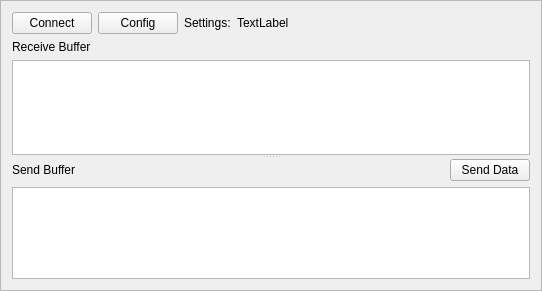
Before: the Qt Designer form app/SerialViewer/BasicView.ui in lxyppc/lxyppc-serial, drawn with Qt 5.
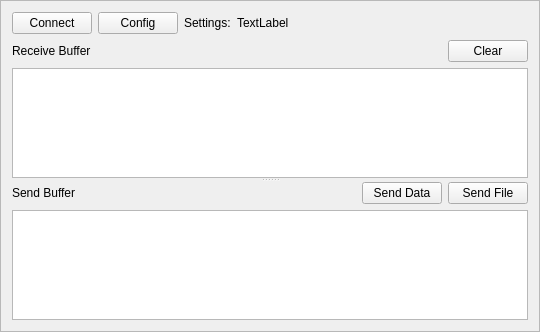
After: the same form once the commit is applied.

Commit message: 1. Add button clear receive buffer 2. Add button to send file

What changed in the file:
```diff
--- a/app/SerialViewer/BasicView.ui
+++ b/app/SerialViewer/BasicView.ui
@@ -6,8 +6,8 @@
    <rect>
     <x>0</x>
     <y>0</y>
-    <width>542</width>
-    <height>291</height>
+    <width>540</width>
+    <height>332</height>
    </rect>
   </property>
   <property name="windowTitle">
@@ -63,6 +63,8 @@
      <widget class="QWidget" name="verticalLayoutWidget">
       <layout class="QVBoxLayout" name="verticalLayout">
        <item>
+        <layout class="QHBoxLayout" name="horizontalLayout_3" stretch="1,0">
+         <item>
         <widget class="QLabel" name="labelRecv">
          <property name="text">
           <string>Receive Buffer</string>
@@ -70,10 +72,22 @@
         </widget>
        </item>
        <item>
+          <widget class="QPushButton" name="btnClearRecv">
+           <property name="text">
+            <string>Clear</string>
+           </property>
+          </widget>
+         </item>
+        </layout>
+       </item>
+       <item>
         <widget class="QTextEdit" name="textRecv">
          <property name="enabled">
           <bool>true</bool>
          </property>
+         <property name="readOnly">
+          <bool>true</bool>
+         </property>
         </widget>
        </item>
       </layout>
@@ -81,7 +95,7 @@
      <widget class="QWidget" name="verticalLayoutWidget_2">
       <layout class="QVBoxLayout" name="verticalLayout_2">
        <item>
-        <layout class="QHBoxLayout" name="horizontalLayout_2" stretch="1,0">
+        <layout class="QHBoxLayout" name="horizontalLayout_2" stretch="1,0,0">
          <item>
           <widget class="QLabel" name="labelSend">
            <property name="text">
@@ -96,6 +110,13 @@
            </property>
           </widget>
          </item>
+         <item>
+          <widget class="QPushButton" name="btnSendFile">
+           <property name="text">
+            <string>Send File</string>
+           </property>
+          </widget>
+         </item>
         </layout>
        </item>
        <item>
```
Lines whose indentation alone changed are shown as unchanged. The commit also changes 2 other files.
